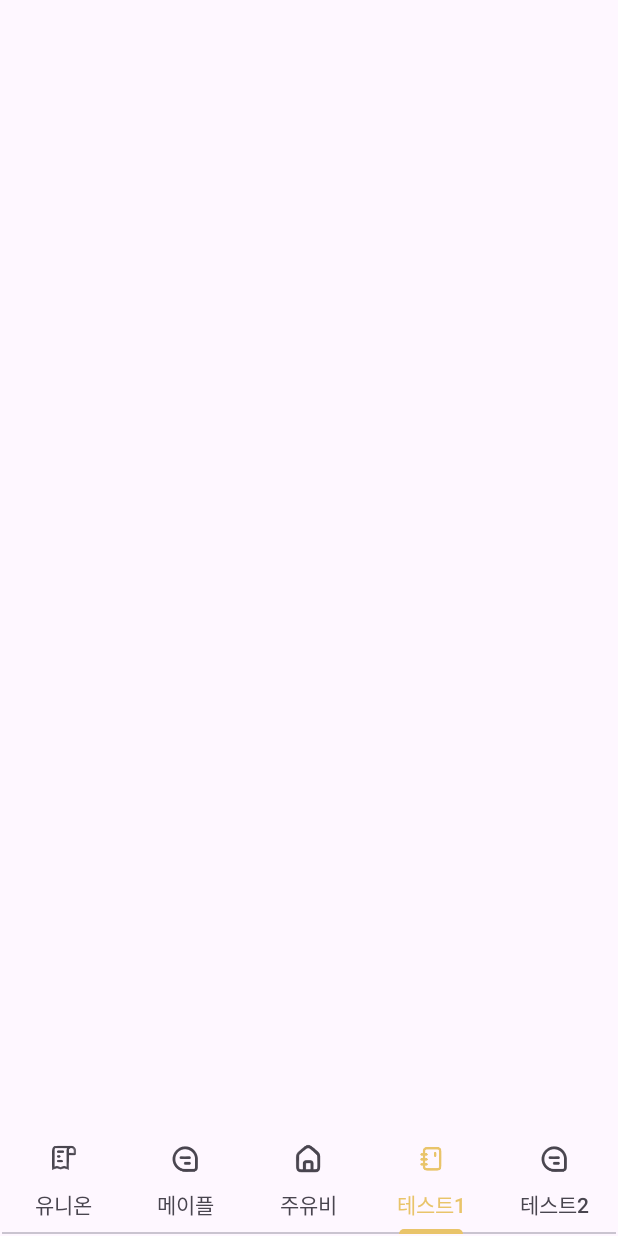
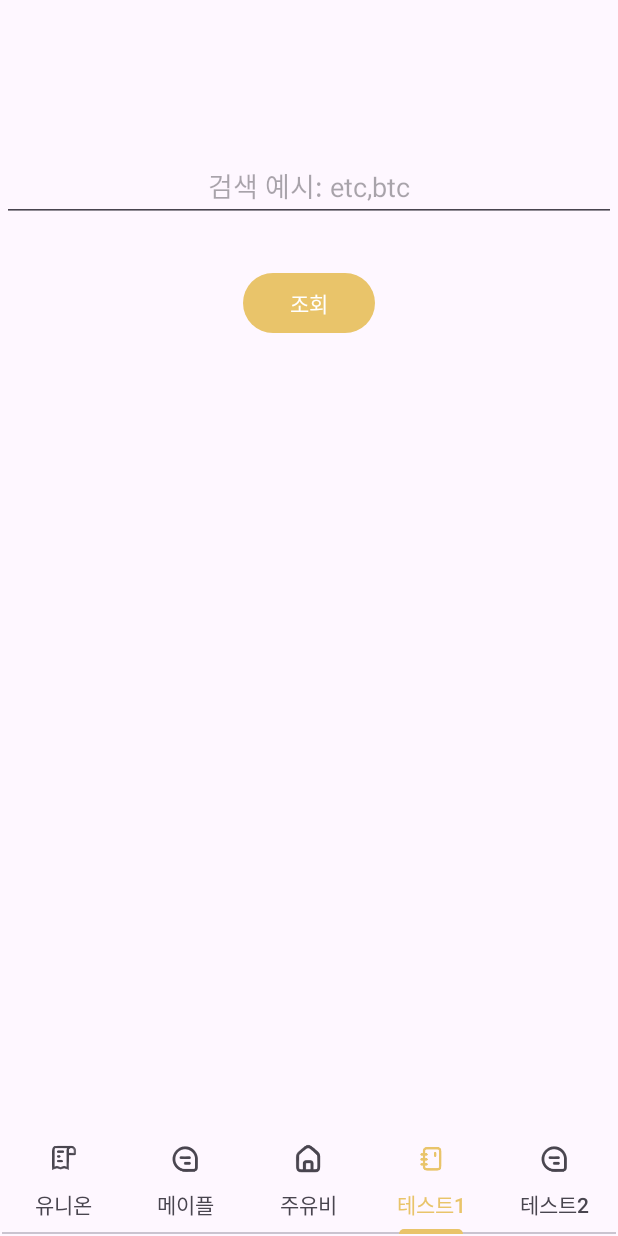
Before and after one commit to Retudy/Maplemate, an Android app: the screen it shows after launch (MainActivity), item 4 of the bottom bar chosen, on a phone screen of 412 x 824 dp. Run offline under Robolectric (Android 15) with nearby library versions, the phone set to English and light mode, and no system bars; libraries missing offline, so code that uses them is left out: com.navercorp.nid; pictures from the network do not load; 1 statement that could not run was skipped.

Commit message:
[fix] 페이지 이름 변경 & 간단한 ui 작성

```diff
--- a/app/src/main/java/com/android/maplemate/Adapter/ViewPager2Adapter.kt
+++ b/app/src/main/java/com/android/maplemate/Adapter/ViewPager2Adapter.kt
@@ -8,7 +8,7 @@ import com.android.maplemate.R
 import com.android.maplemate.UI.FirstFragment
 import com.android.maplemate.UI.SecondFragment
 import com.android.maplemate.UI.SuFragment
-import com.android.maplemate.UI.KyuFragment
+import com.android.maplemate.UI.CodyFragment
 import com.android.maplemate.UI.ThirdFragment
 
 class ViewPager2Adapter(fragmentActivity: FragmentActivity) :
@@ -37,7 +37,7 @@ class ViewPager2Adapter(fragmentActivity: FragmentActivity) :
         )
         add(
             MainTabs(
-                fragment = KyuFragment(),
+                fragment = CodyFragment(),
                 title = R.string.member_study,
                 icon = R.drawable.home,
             )
--- a/app/src/main/java/com/android/maplemate/UI/KyuFragment.kt
+++ b/app/src/main/java/com/android/maplemate/UI/CodyFragment.kt
@@ -1,19 +1,19 @@
 package com.android.maplemate.UI
 
 import android.os.Bundle
-import androidx.fragment.app.Fragment
 import android.view.LayoutInflater
 import android.view.View
 import android.view.ViewGroup
-import com.android.maplemate.databinding.FragmentStudyBinding
+import androidx.fragment.app.Fragment
+import com.android.maplemate.databinding.FragmentCodyBinding
 
 
-class KyuFragment : Fragment() {
+class CodyFragment : Fragment() {
     companion object {
-        fun newinstance(): KyuFragment = KyuFragment()
+        fun newinstance(): CodyFragment = CodyFragment()
     }
 
-    private var _binding: FragmentStudyBinding? = null
+    private var _binding: FragmentCodyBinding? = null
     private val binding get() = _binding!!
     override fun onCreate(savedInstanceState: Bundle?) {
         super.onCreate(savedInstanceState)
@@ -25,7 +25,7 @@ class KyuFragment : Fragment() {
         inflater: LayoutInflater, container: ViewGroup?,
         savedInstanceState: Bundle?
     ): View? {
-        _binding = FragmentStudyBinding.inflate(inflater, container, false)
+        _binding = FragmentCodyBinding.inflate(inflater, container, false)
         return binding.root
     }
 
--- /dev/null
+++ b/app/src/main/res/layout/fragment_cody.xml
@@ -0,0 +1,25 @@
+<?xml version="1.0" encoding="utf-8"?>
+<LinearLayout xmlns:android="http://schemas.android.com/apk/res/android"
+    xmlns:tools="http://schemas.android.com/tools"
+    android:layout_width="match_parent"
+    android:layout_height="match_parent"
+    android:orientation="vertical"
+    tools:context=".UI.CodyFragment">
+
+    <EditText
+        android:id="@+id/edt_cody_name"
+        android:layout_width="match_parent"
+        android:layout_height="wrap_content"
+        android:layout_marginTop="100dp"
+        android:hint="검색 예시: etc,btc"
+        android:textAlignment="center" />
+
+    <Button
+        android:id="@+id/btn_cody_search"
+        android:layout_width="wrap_content"
+        android:layout_height="wrap_content"
+        android:layout_gravity="center"
+        android:layout_marginTop="30dp"
+        android:text="@string/abb" />
+
+</LinearLayout>
```
